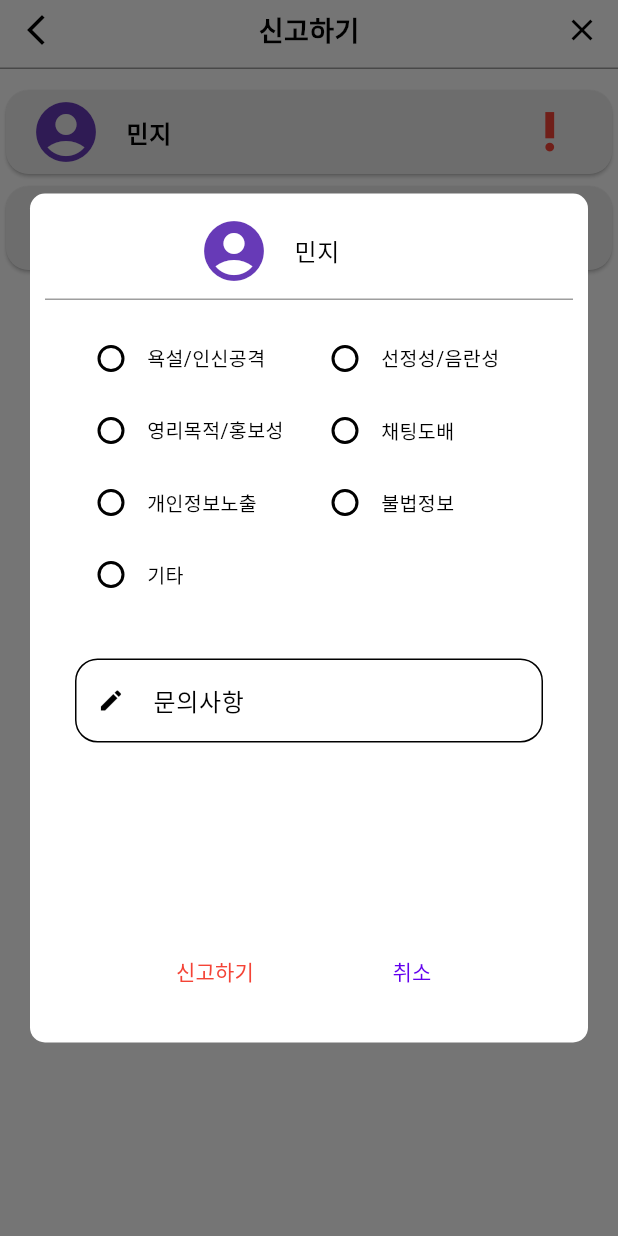
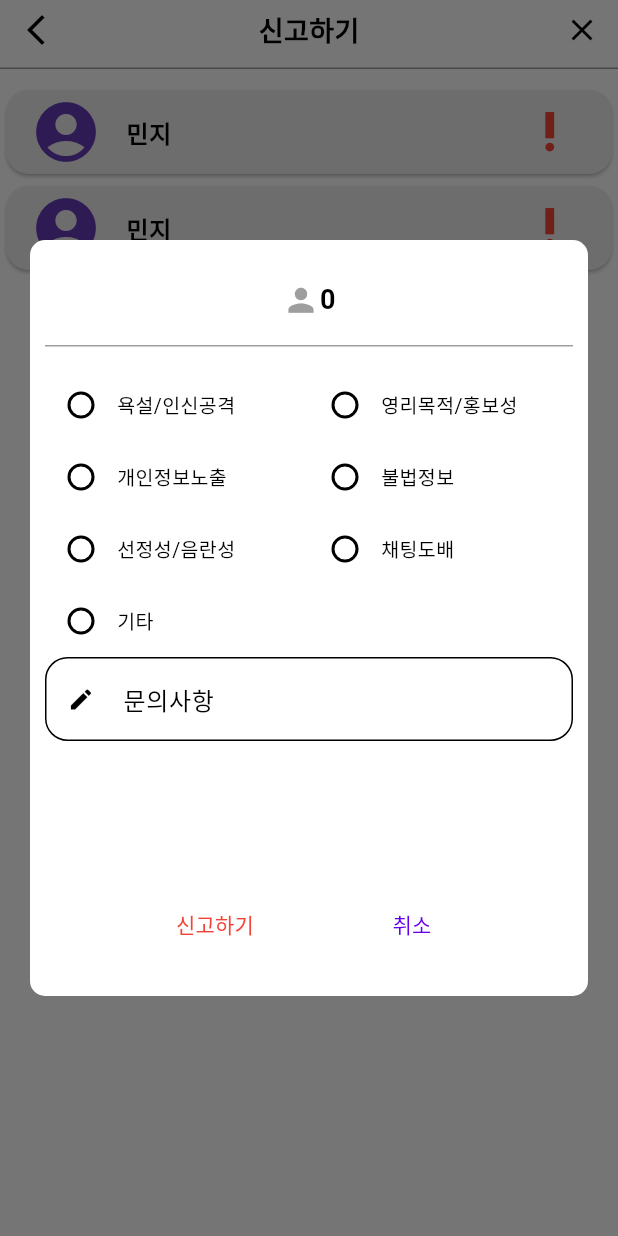
Before and after one commit to OBJECT-INHATC/INHA_CARPOOL_APP, a Flutter app: the ComplainDialog widget shown alone on an empty page, opened directly, after a tap on "민지", on a phone screen of 412 x 824 dp. Run offline on Flutter 3.47's test engine with Material 2 defaults, Android fonts, the phone set to English and light mode, and no system bars; our stand-ins replace cloud_firestore, easy_localization, eva_icons_flutter, firebase_auth, firebase_core, firebase_messaging and 17 more; missing offline and left inert: app_settings, nav; accounts and stored records are empty.

Commit message:
feat(chatroom): 신고 다이얼로그 수정

```diff
--- a/inha_carpool/lib/screen/dialog/d_complain.dart
+++ b/inha_carpool/lib/screen/dialog/d_complain.dart
@@ -1,4 +1,5 @@
 import 'package:flutter/material.dart';
+import 'package:inha_Carpool/screen/main/tab/carpool/s_chatroom.dart';
 
 class ComplainDialog extends StatefulWidget {
   const ComplainDialog({super.key});
@@ -63,7 +64,7 @@ class _ComplainDialogState extends State<ComplainDialog> {
                     showDialog(
                       context: context,
                       builder: (BuildContext context) {
-                        return ComplainAlert(index: index);
+                        return ComplainAlert(index: index.toString());
                       },
                     );
                   },
@@ -79,9 +80,9 @@ class _ComplainDialogState extends State<ComplainDialog> {
 
 //신고 다이얼로그창
 class ComplainAlert extends StatefulWidget {
-  const ComplainAlert({super.key, this.index});
+  const ComplainAlert({super.key, required this.index});
 
-  final index; //이름 따라보내기
+  final String index; //이름 따라보내기
 
   @override
   State<ComplainAlert> createState() => _ComplainAlertState();
@@ -100,28 +101,49 @@ class _ComplainAlertState extends State<ComplainAlert> {
 
   @override
   Widget build(BuildContext context) {
-    var height = MediaQuery.of(context).size.height;
-    var width = MediaQuery.of(context).size.width;
+    var height = MediaQuery
+        .of(context)
+        .size
+        .height;
+    var width = MediaQuery
+        .of(context)
+        .size
+        .width;
+
+    double heightPercentage = 0.5; // 50% 화면 높이 사용
+    double widthPercentage = 0.9; // 90% 화면 너비 사용
 
     return AlertDialog(
       insetPadding: const EdgeInsets.fromLTRB(20, 0, 20, 0),
       contentPadding: const EdgeInsets.all(10),
-      shape: RoundedRectangleBorder(borderRadius: BorderRadius.circular(10.0)),
+      shape: RoundedRectangleBorder(
+          borderRadius: BorderRadius.circular(10.0)),
       content: Builder(
           builder: (context) {
             return SizedBox(
-            height: height - 350,
-            width: width - 20,
+              height: height * heightPercentage,
+              width: width * widthPercentage,
               child: Column(
                 mainAxisAlignment: MainAxisAlignment.start,
+                mainAxisSize: MainAxisSize.min,
                 children: [
-                const SizedBox(
+                  SizedBox(
                     width: 180,
                     height: 60,
-                  child: ListTile(
-                    leading: Icon(Icons.account_circle_rounded, size: 48),
-                    iconColor: Colors.deepPurple,
-                    title: Text('민지'),
+                    child: Row(
+                      mainAxisAlignment: MainAxisAlignment.center,
+                      crossAxisAlignment: CrossAxisAlignment.center,
+                      children: [
+                        const Icon(
+                          Icons.person,
+                          size: 25,
+                          color: Colors.grey,
+                        ),
+                        Text(widget.index.replaceFirst('님', '').toString(),
+                          style: TextStyle(
+                              fontWeight: FontWeight.bold, fontSize: 18),
+                        ),
+                      ],
                     ),
                   ),
                   const Divider(
@@ -130,19 +152,17 @@ class _ComplainAlertState extends State<ComplainAlert> {
                   ),
                   Padding(
                     padding: EdgeInsets.only(top: 15),
-                  child: Row(
-                    mainAxisAlignment: MainAxisAlignment.center,
-                    children: [
-                      SizedBox(
-                        width: (width - 100) / 2,
-                        height: height - 600,
+                    child: Expanded(
                       child: Column(
                         children: [
                           Row(
                             children: [
+                              Expanded(child: Row(
+                                children: [
                                   Checkbox(
                                       shape: RoundedRectangleBorder(
-                                      borderRadius: BorderRadius.circular(15),
+                                        borderRadius: BorderRadius.circular(
+                                            15),
                                       ),
                                       value: _isCheck1,
                                       onChanged: (value) {
@@ -150,14 +170,18 @@ class _ComplainAlertState extends State<ComplainAlert> {
                                           _isCheck1 = value;
                                         });
                                       }),
-                                const Text('욕설/인신공격', style: TextStyle(fontSize: 13)),
+                                  const Text(
+                                      '욕설/인신공격',
+                                      style: TextStyle(fontSize: 13)),
                                 ],
                               ),
-                            Row(
+                              ),
+                              Expanded(child: Row(
                                 children: [
                                   Checkbox(
                                       shape: RoundedRectangleBorder(
-                                      borderRadius: BorderRadius.circular(15),
+                                        borderRadius: BorderRadius.circular(
+                                            15),
                                       ),
                                       value: _isCheck2,
                                       onChanged: (value) {
@@ -169,11 +193,17 @@ class _ComplainAlertState extends State<ComplainAlert> {
                                       style: TextStyle(fontSize: 13)),
                                 ],
                               ),
+                              ),
+                            ],
+                          ),
                           Row(
+                            children: [
+                              Expanded(child: Row(
                                 children: [
                                   Checkbox(
                                       shape: RoundedRectangleBorder(
-                                      borderRadius: BorderRadius.circular(15),
+                                        borderRadius: BorderRadius.circular(
+                                            15),
                                       ),
                                       value: _isCheck3,
                                       onChanged: (value) {
@@ -181,14 +211,18 @@ class _ComplainAlertState extends State<ComplainAlert> {
                                           _isCheck3 = value;
                                         });
                                       }),
-                                const Text('개인정보노출', style: TextStyle(fontSize: 13)),
+                                  const Text(
+                                      '개인정보노출',
+                                      style: TextStyle(fontSize: 13)),
                                 ],
                               ),
-                            Row(
+                              ),
+                              Expanded(child: Row(
                                 children: [
                                   Checkbox(
                                       shape: RoundedRectangleBorder(
-                                      borderRadius: BorderRadius.circular(15),
+                                        borderRadius: BorderRadius.circular(
+                                            15),
                                       ),
                                       value: _isCheck4,
                                       onChanged: (value) {
@@ -196,22 +230,21 @@ class _ComplainAlertState extends State<ComplainAlert> {
                                           _isCheck4 = value;
                                         });
                                       }),
-                                const Text('기타', style: TextStyle(fontSize: 13)),
+                                  const Text(
+                                      '불법정보', style: TextStyle(fontSize: 13)),
                                 ],
+                              ),
                               ),
                             ],
                           ),
-                      ),
-                      SizedBox(
-                        width: (width - 100) / 2,
-                        height: height - 600,
-                        child: Column(
+                          Row(
                             children: [
-                            Row(
+                              Expanded(child: Row(
                                 children: [
                                   Checkbox(
                                       shape: RoundedRectangleBorder(
-                                      borderRadius: BorderRadius.circular(15),
+                                        borderRadius: BorderRadius.circular(
+                                            15),
                                       ),
                                       value: _isCheck5,
                                       onChanged: (value) {
@@ -219,14 +252,18 @@ class _ComplainAlertState extends State<ComplainAlert> {
                                           _isCheck5 = value;
                                         });
                                       }),
-                                const Text('선정성/음란성', style: TextStyle(fontSize: 13)),
+                                  const Text(
+                                      '선정성/음란성',
+                                      style: TextStyle(fontSize: 13)),
                                 ],
                               ),
-                            Row(
+                              ),
+                              Expanded(child: Row(
                                 children: [
                                   Checkbox(
                                       shape: RoundedRectangleBorder(
-                                      borderRadius: BorderRadius.circular(15),
+                                        borderRadius: BorderRadius.circular(
+                                            15),
                                       ),
                                       value: _isCheck6,
                                       onChanged: (value) {
@@ -234,14 +271,21 @@ class _ComplainAlertState extends State<ComplainAlert> {
                                           _isCheck6 = value;
                                         });
                                       }),
-                                const Text('채팅도배', style: TextStyle(fontSize: 13)),
+                                  const Text(
+                                      '채팅도배', style: TextStyle(fontSize: 13)),
+                                ],
+                              ),
+                              ),
                             ],
                           ),
                           Row(
                             children: [
+                              Expanded(child: Row(
+                                children: [
                                   Checkbox(
                                       shape: RoundedRectangleBorder(
-                                      borderRadius: BorderRadius.circular(15),
+                                        borderRadius: BorderRadius.circular(
+                                            15),
                                       ),
                                       value: _isCheck7,
                                       onChanged: (value) {
@@ -249,32 +293,31 @@ class _ComplainAlertState extends State<ComplainAlert> {
                                           _isCheck7 = value;
                                         });
                                       }),
-                                const Text('불법정보', style: TextStyle(fontSize: 13)),
-                              ],
-                            ),
+                                  const Text(
+                                      '기타', style: TextStyle(fontSize: 13)),
                                 ],
                               ),
                               ),
                             ],
+                          )
+                        ],
                       ),
                     ),
-                SizedBox(
-                  width: width - 100,
-                  height: 85,
-                  child: TextField(
+                  ),
+                  Expanded(child: TextField(
                     controller: _controller,
                     decoration: InputDecoration(
                       border: OutlineInputBorder(
                           borderRadius: BorderRadius.circular(15)),
                       labelText: '문의사항',
-                      prefixIcon: Icon(Icons.edit, size: 18),
+                      prefixIcon: Icon(Icons.edit, size: 18,),
                     ),
                   ),
                   ),
                 ],
               ),
             );
-        },
+          }
       ),
       actions: [
         Row(
@@ -303,35 +346,36 @@ class _ComplainAlertState extends State<ComplainAlert> {
   }
 
         //신고완료 알림 다이얼로그
-  Widget complainComplete(context) {
-    var width = MediaQuery.of(context).size.width;
+  Widget complainComplete(BuildContext context) {
+      var width = MediaQuery
+          .of(context)
+          .size
+          .width;
 
       return AlertDialog(
         insetPadding: const EdgeInsets.fromLTRB(20, 0, 20, 0),
         shape: RoundedRectangleBorder(borderRadius: BorderRadius.circular(20)),
         content: SizedBox(
+          height: 150,
           width: width - 20,
-        height: 150,
           child: const Column(
             children: [
               SizedBox(
                 height: 40,
                 child: Text(
                   '신고완료',
-                  style: TextStyle(fontSize: 20, fontWeight: FontWeight.bold),
-                )),
+                  style: TextStyle(fontWeight: FontWeight.bold, fontSize: 20),
+                ),
+              ),
               Divider(
                 height: 1.5,
                 color: Colors.grey,
               ),
-            SizedBox(height: 15),
+              SizedBox(height: 15,),
               Text(
                 '신고가 정상적으로 완료되었습니다.\n더 나은 서비스를 위해 노력하겠습니다.\n감사합니다.',
                 textAlign: TextAlign.center,
-              style: TextStyle(
-                fontSize: 14,
-                height: 1.7,
-              ),
+                style: TextStyle(fontSize: 14, height: 1.7),
               ),
             ],
           ),
@@ -346,8 +390,9 @@ class _ComplainAlertState extends State<ComplainAlert> {
               onPressed: () {
                 Navigator.pop(context);
               },
-              child: Text('OK')),
-        )
+              child: Text('OK'),
+            ),
+          ),
         ],
       );
   }
--- a/inha_carpool/lib/screen/main/tab/carpool/s_chatroom.dart
+++ b/inha_carpool/lib/screen/main/tab/carpool/s_chatroom.dart
@@ -315,8 +315,6 @@ class _ChatroomPageState extends State<ChatroomPage> {
                     itemBuilder: (BuildContext context, int index) {
                       String memberName =
                           getName(membersList[index]); // 회원 이름을 가져오는 부분입니다.
-                      // String memberGender =
-                      //     getGender(membersList[index]);
 
                       return TextButton(
                         onPressed: () {
@@ -685,7 +683,7 @@ void _showProfileModal(BuildContext context, String userName, String gender) {
                   );
                 },
                 style: ElevatedButton.styleFrom(
-                    primary: Color.fromARGB(223, 250, 39, 39)
+                    primary: Color.fromARGB(223, 246, 30, 30)
                 ),
                 child: Row(
                   mainAxisSize: MainAxisSize.min,
```
Lines whose indentation alone changed are shown as unchanged.
